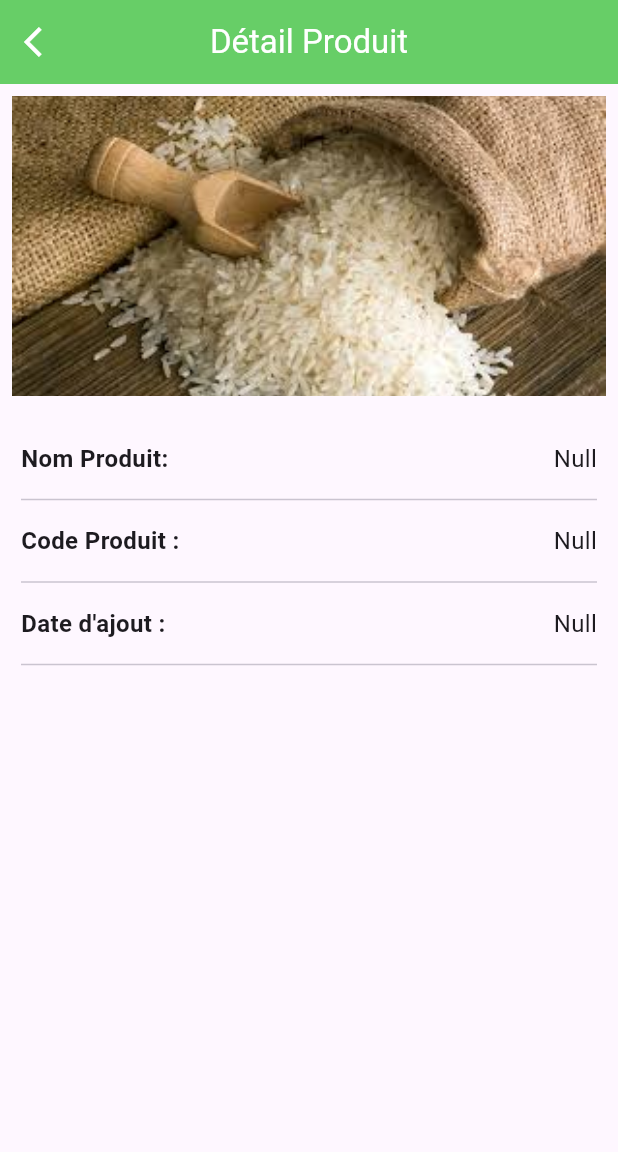
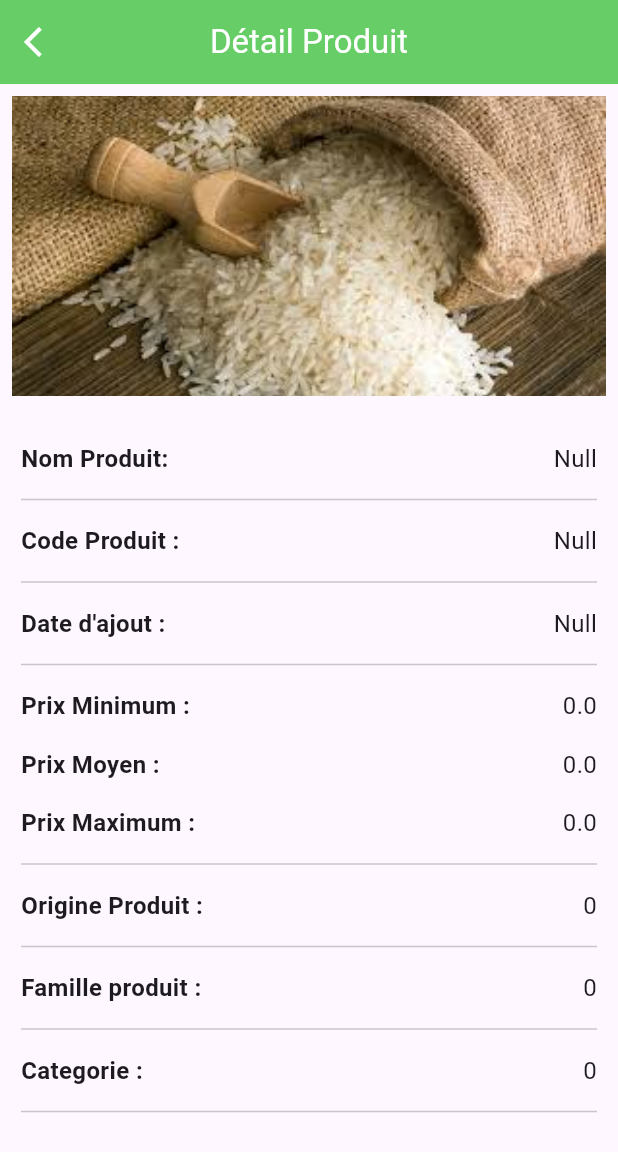
Before and after one commit to Moussa0082/simro_app, a Flutter app: the DetailProductScreen screen opened directly with empty values, on a phone screen of 412 x 824 dp. Shown: the top 1152 px of the screen. Run offline on Flutter 3.47's test engine with Material 3 defaults, Android fonts, the phone set to English and light mode, and no system bars; our stand-ins replace cached_network_image, carousel_slider, flutter_screenutil, get, image_picker, permission_handler and 2 more; missing offline and left inert: profile_photo, simple_loading_dialog; accounts and stored records are empty; network calls fail.

Commit message:
get product price and detail

```diff
--- /dev/null
+++ b/lib/models/Produit_Info.dart
@@ -0,0 +1,127 @@
+// ignore_for_file: public_member_api_docs, sort_constructors_first
+import 'dart:convert';
+
+
+class PrixInfo {
+    String? famille_produit;
+    String? code_produit;
+    String? produit;
+    String? image;
+    String? unite;
+    double? prix_moy;
+    double? prix_min;
+    double? prix_max;
+    int? nb_marche;
+    String? dernier_date;
+
+    PrixInfo({
+         this.famille_produit,
+         this.code_produit,
+         this.produit,
+         this.image,
+         this.unite,
+         this.prix_moy,
+         this.prix_min,
+         this.prix_max,
+         this.nb_marche,
+         this.dernier_date,
+    });
+
+
+
+  PrixInfo copyWith({
+    String? famille_produit,
+    String? code_produit,
+    String? produit,
+    String? image,
+    String? unite,
+    double? prix_moy,
+    double? prix_min,
+    double? prix_max,
+    int? nb_marche,
+    String? dernier_date,
+  }) {
+    return PrixInfo(
+      famille_produit: famille_produit ?? this.famille_produit,
+      code_produit: code_produit ?? this.code_produit,
+      produit: produit ?? this.produit,
+      image: image ?? this.image,
+      unite: unite ?? this.unite,
+      prix_moy: prix_moy ?? this.prix_moy,
+      prix_min: prix_min ?? this.prix_min,
+      prix_max: prix_max ?? this.prix_max,
+      nb_marche: nb_marche ?? this.nb_marche,
+      dernier_date: dernier_date ?? this.dernier_date,
+    );
+  }
+
+  Map<String, dynamic> toMap() {
+    return <String, dynamic>{
+      'famille_produit': famille_produit,
+      'code_produit': code_produit,
+      'produit': produit,
+      'image': image,
+      'unite': unite,
+      'prix_moy': prix_moy,
+      'prix_min': prix_min,
+      'prix_max': prix_max,
+      'nb_marche': nb_marche,
+      'dernier_date': dernier_date,
+    };
+  }
+
+  factory PrixInfo.fromMap(Map<String, dynamic> map) {
+    return PrixInfo(
+      famille_produit: map['famille_produit'] != null ? map['famille_produit'] as String : null,
+      code_produit: map['code_produit'] != null ? map['code_produit'] as String : null,
+      produit: map['produit'] != null ? map['produit'] as String : null,
+      image: map['image'] != null ? map['image'] as String : null,
+      unite: map['unite'] != null ? map['unite'] as String : null,
+      prix_moy: map['prix_moy'] != null ? map['prix_moy'] as double : null,
+      prix_min: map['prix_min'] != null ? map['prix_min'] as double : null,
+      prix_max: map['prix_max'] != null ? map['prix_max'] as double : null,
+      nb_marche: map['nb_marche'] != null ? map['nb_marche'] as int : null,
+      dernier_date: map['dernier_date'] != null ? map['dernier_date'] as String : null,
+    );
+  }
+
+  String toJson() => json.encode(toMap());
+
+  factory PrixInfo.fromJson(String source) => PrixInfo.fromMap(json.decode(source) as Map<String, dynamic>);
+
+  @override
+  String toString() {
+    return 'PrixInfo(famille_produit: $famille_produit, code_produit: $code_produit, produit: $produit, image: $image, unite: $unite, prix_moy: $prix_moy, prix_min: $prix_min, prix_max: $prix_max, nb_marche: $nb_marche, dernier_date: $dernier_date)';
+  }
+
+  @override
+  bool operator ==(covariant PrixInfo other) {
+    if (identical(this, other)) return true;
+
+    return
+      other.famille_produit == famille_produit &&
+      other.code_produit == code_produit &&
+      other.produit == produit &&
+      other.image == image &&
+      other.unite == unite &&
+      other.prix_moy == prix_moy &&
+      other.prix_min == prix_min &&
+      other.prix_max == prix_max &&
+      other.nb_marche == nb_marche &&
+      other.dernier_date == dernier_date;
+  }
+
+  @override
+  int get hashCode {
+    return famille_produit.hashCode ^
+      code_produit.hashCode ^
+      produit.hashCode ^
+      image.hashCode ^
+      unite.hashCode ^
+      prix_moy.hashCode ^
+      prix_min.hashCode ^
+      prix_max.hashCode ^
+      nb_marche.hashCode ^
+      dernier_date.hashCode;
+  }
+ }
--- /dev/null
+++ b/lib/models/Produit_With_Price.dart
@@ -0,0 +1,62 @@
+// ignore_for_file: public_member_api_docs, sort_constructors_first
+
+import 'dart:convert';
+
+import 'package:simro/models/Produit.dart';
+import 'package:simro/models/Produit_Info.dart';
+
+class ProduitAvecPrix {
+ Produit  produit;
+ PrixInfo prixInfo;
+
+  ProduitAvecPrix({
+   required this.produit,
+   required this.prixInfo,
+  });
+
+
+
+
+  ProduitAvecPrix copyWith({
+    Produit? produit,
+    PrixInfo? prixInfo,
+  }) {
+    return ProduitAvecPrix(
+      produit: produit ?? this.produit,
+      prixInfo: prixInfo ?? this.prixInfo,
+    );
+  }
+
+  Map<String, dynamic> toMap() {
+    return <String, dynamic>{
+      'produit': produit.toMap(),
+      'prixInfo': prixInfo.toMap(),
+    };
+  }
+
+  factory ProduitAvecPrix.fromMap(Map<String, dynamic> map) {
+    return ProduitAvecPrix(
+      produit: Produit.fromMap(map['produit'] as Map<String,dynamic>),
+      prixInfo: PrixInfo.fromMap(map['prixInfo'] as Map<String,dynamic>),
+    );
+  }
+
+  String toJson() => json.encode(toMap());
+
+  factory ProduitAvecPrix.fromJson(String source) => ProduitAvecPrix.fromMap(json.decode(source) as Map<String, dynamic>);
+
+  @override
+  String toString() => 'ProduitAvecPrix(produit: $produit, prixInfo: $prixInfo)';
+
+  @override
+  bool operator ==(covariant ProduitAvecPrix other) {
+    if (identical(this, other)) return true;
+
+    return
+      other.produit == produit &&
+      other.prixInfo == prixInfo;
+  }
+
+  @override
+  int get hashCode => produit.hashCode ^ prixInfo.hashCode;
+}
--- a/lib/screens/detail_product.dart
+++ b/lib/screens/detail_product.dart
@@ -1,10 +1,13 @@
 import 'package:flutter/material.dart';
 import 'package:simro/constant/constantes.dart';
 import 'package:simro/models/Produit.dart';
+import 'package:simro/models/Produit_Info.dart';
+import 'package:simro/models/Produit_With_Price.dart';
 
 class DetailProductScreen extends StatefulWidget {
-  Produit? produit;
-   DetailProductScreen({super.key,  this.produit});
+  ProduitAvecPrix? produit;
+  Produit? produits;
+   DetailProductScreen({super.key,  this.produit, this.produits});
 
   @override
   State<DetailProductScreen> createState() => _DetailProductScreenState();
@@ -38,13 +41,13 @@ class _DetailProductScreenState extends State<DetailProductScreen> {
           children: [
                           Padding(
                             padding: const EdgeInsets.all(8.0),
-                             child: widget.produit != null && widget.produit!.image != null &&
-                             widget.produit!.image!.isNotEmpty ?
+                             child: widget.produit != null && widget.produit!.produit.image != null &&
+                             widget.produit!.produit.image!.isNotEmpty ?
                             SizedBox(
                                     height: 200,
                                     width: double.infinity, // Occupe toute la largeur
                                     child: Image.network(
-                                      widget.produit!.image!,
+                                      widget.produit!.produit.image!,
                                       fit: BoxFit.cover, // Permet de s'assurer que l'image couvre tout en respectant le ratio
                                     ),
                                   ):
@@ -62,21 +65,23 @@ class _DetailProductScreenState extends State<DetailProductScreen> {
               child: Column(
                 crossAxisAlignment: CrossAxisAlignment.start,
                 children: [
-                  buildDetailRow("Nom Produit:", widget.produit!.nom_produit!),
-                  Divider(thickness: 1),
-                  buildDetailRow("Code Produit :" , widget.produit!.code_produit! ),
-                  Divider(thickness: 1),
-                  buildDetailRow("Date d'ajout :", widget.produit!.date_enregistrement!),
-                  // Divider(thickness: 1),
-                  // buildDetailRow("Etat :", widget.produit!.etat!),
-                  // Divider(thickness: 1),
-                  // buildDetailRow("Origine Produit :", widget.produit!.origine_produit!.toString()),
-                  // Divider(thickness: 1),
-                  // buildDetailRow("Famille produit :", widget.produit!.forme_produit!.toString()),
-                  Divider(thickness: 1),
-                  // buildDetailRow("Categorie :", widget.produit!.categorie_produit!.toString()),
-                  // Divider(thickness: 1),
-                  SizedBox(height: 20),
+                  buildDetailRow("Nom Produit:", widget.produit != null ? widget.produit!.produit.nom_produit! : widget.produits!.nom_produit! ?? "Inconnu"),
+                  const Divider(thickness: 1),
+                  buildDetailRow("Code Produit :" , widget.produit != null ? widget.produit!.produit.code_produit! : widget.produits!.code_produit! ?? "Inconnu"),
+                 const Divider(thickness: 1),
+                  buildDetailRow("Date d'ajout :", widget.produit != null ? widget.produit!.produit.date_enregistrement! : widget.produits!.date_enregistrement! ?? "Inconnu"),
+                 const Divider(thickness: 1),
+                  buildDetailRow("Prix Minimum :", widget.produit != null && widget.produit!.prixInfo.prix_min != null ? widget.produit!.prixInfo.prix_min.toString() : "0"),
+                  buildDetailRow("Prix Moyen :", widget.produit != null && widget.produit!.prixInfo.prix_moy != null ? widget.produit!.prixInfo.prix_moy.toString() : "0"),
+                  buildDetailRow("Prix Maximum :", widget.produit != null && widget.produit!.prixInfo.prix_max != null ? widget.produit!.prixInfo.prix_max.toString() : "0"),
+                 const Divider(thickness: 1),
+                  buildDetailRow("Origine Produit :", widget.produit != null && widget.produit!.produit.origine_produit != null ? widget.produit!.produit.origine_produit.toString() : widget.produits != null && widget.produits!.origine_produit != null ? widget.produits!.origine_produit.toString() : "Inconnu"),
+                const  Divider(thickness: 1),
+                  buildDetailRow("Famille produit :", widget.produit != null && widget.produit!.produit.famille_produit != null ? widget.produit!.produit.famille_produit.toString() : widget.produits != null && widget.produits!.famille_produit != null ? widget.produits!.famille_produit.toString() : "Inconnu"),
+                 const Divider(thickness: 1),
+                  buildDetailRow("Categorie :", widget.produit != null && widget.produit!.produit.categorie_produit != null ? widget.produit!.produit.categorie_produit.toString() : widget.produits != null && widget.produits!.categorie_produit != null ? widget.produits!.categorie_produit.toString() : "Inconnu"),
+                const  Divider(thickness: 1),
+                 const SizedBox(height: 20),
                   // Center(
                     // child: ElevatedButton(
                     //   onPressed: () {
--- a/lib/screens/products.dart
+++ b/lib/screens/products.dart
@@ -6,8 +6,11 @@ import 'package:get/get.dart';
 import 'package:simro/constant/constantes.dart';
 import 'package:simro/functions/functions.dart';
 import 'package:simro/models/Produit.dart';
+import 'package:simro/models/Produit_Info.dart';
+import 'package:simro/models/Produit_With_Price.dart';
 import 'package:simro/screens/add_product.dart';
 import 'package:simro/screens/detail_product.dart';
+import 'package:simro/services/Prix_Marche_Service.dart';
 import 'package:simro/services/Produit_Service.dart';
 import 'package:simro/widgets/shimmer_effect.dart';
 
@@ -21,8 +24,28 @@ class ProductsScreen extends StatefulWidget {
 class _ProductsScreenState extends State<ProductsScreen> {
 
  bool isLoading = true;
- List<Produit> produitList = [];
+  List<ProduitAvecPrix> produitList = [];
 
+  Future<void> loadData() async {
+  List<Produit> produits = await ProduitService().fetchProduit();
+  List<PrixInfo> prixProduits = await PrixMarcheService().fetchPrixInfo();
+
+  setState(() {
+    produitList = produits.map((produit) {
+      // Trouver les prix correspondants au produit
+      PrixInfo? prixAssocie = prixProduits.firstWhere(
+        (prix) => prix.produit == produit.nom_produit,
+        orElse: () => PrixInfo(prix_min: 0, prix_max: 0, prix_moy: 0),
+      );
+
+      // Retourne un ProduitAvecPrix
+      return ProduitAvecPrix(
+        produit: produit,
+        prixInfo: prixAssocie,
+      );
+    }).toList();
+  });
+}
 
 
   @override
@@ -30,14 +53,11 @@ class _ProductsScreenState extends State<ProductsScreen> {
     // TODO: implement initState
     super.initState();
       // Appel pour récupérer les produits au chargement de la page
-     ProduitService().fetchProduit().then((produits) {
-    setState(() {
-      produitList = produits;  // Assigner les produits récupérés à la liste locale
-      // Future.delayed(const Duration(seconds: 5), () {
-      isLoading = false;  // Désactiver le chargement
-// });
+    loadData().then((value) => {
+      setState(() {
+        isLoading = false;
+      })
     });
-  });
 
   }
 
@@ -214,7 +234,7 @@ class _ProductsScreenState extends State<ProductsScreen> {
     );
   }
 
-  Widget _buildProductCard(Produit produit) {
+  Widget _buildProductCard(ProduitAvecPrix produit) {
   return Card(
     // margin: EdgeInsets.all(2),
     elevation: 2.0,
@@ -228,9 +248,9 @@ class _ProductsScreenState extends State<ProductsScreen> {
         ClipRRect(
           borderRadius: BorderRadius.vertical(top: Radius.circular(8.0)),
           child:
-           produit.image != null && produit.image!.isNotEmpty
+           produit.produit.image != null && produit.produit.image!.isNotEmpty
               ? Image.network(
-                  produit.image!,
+                  produit.produit.image!,
                   height: 120,
                   width: double.infinity,
                   fit: BoxFit.cover,
@@ -248,7 +268,7 @@ class _ProductsScreenState extends State<ProductsScreen> {
             crossAxisAlignment: CrossAxisAlignment.start,
             children: [
               Text(
-                produit.nom_produit ?? "Non defini",
+                produit.produit.nom_produit ?? "Non defini",
                 style: TextStyle(
                   fontWeight: FontWeight.bold,
                   fontSize: 16, // Assurez-vous que la taille du texte est correcte
@@ -267,8 +287,15 @@ class _ProductsScreenState extends State<ProductsScreen> {
               maxLines: 1,
                 overflow: TextOverflow.ellipsis,
               ),
-              Text('Origine: Siguiri'),
-              SizedBox(height: 4),
+            Text(
+                "Origine  ${produit.produit.origine_produit != null ? produit.produit.origine_produit.toString()  : "Inconnu"}",
+                style: TextStyle(
+                  fontWeight: FontWeight.bold,
+                  fontSize: 16, // Assurez-vous que la taille du texte est correcte
+                ),
+                maxLines: 1, // Limiter à une ligne si nécessaire
+                overflow: TextOverflow.ellipsis, // Ajouter des points de suspension si le texte dépasse
+              ),
 
             ],
           ),
--- a/lib/screens/public_home.dart
+++ b/lib/screens/public_home.dart
@@ -5,6 +5,8 @@ import 'package:get/get.dart';
 import 'package:simro/constant/constantes.dart';
 import 'package:simro/models/Categorie_Produit.dart';
 import 'package:simro/models/Produit.dart';
+import 'package:simro/models/Produit_Info.dart';
+import 'package:simro/models/Produit_With_Price.dart';
 import 'package:simro/screens/detail_product.dart';
 import 'package:simro/screens/enquete_collecte.dart';
 import 'package:simro/screens/enquete_consommation.dart';
@@ -15,6 +17,7 @@ import 'package:simro/screens/prix_marche_consommation.dart';
 import 'package:simro/screens/prix_marche_grossiste.dart';
 import 'package:simro/screens/products.dart';
 import 'package:simro/services/Categorie_Produit_Service.dart';
+import 'package:simro/services/Prix_Marche_Service.dart';
 import 'package:simro/services/Produit_Service.dart';
 import 'package:simro/widgets/pin_code.dart';
 import 'package:simro/widgets/pin_code_login.dart';
@@ -36,28 +39,58 @@ class _PublicHomeScreenState extends State<PublicHomeScreen> {
   ];
   // int _currentIndex = 0;
    bool isLoading = true;
-    List<Produit> produitList = [];
+    // List<Produit> produitList = [];
       int? selectedCategoryIndex ;
      List<CategorieProduit> categorieList = [];
+
+  List<ProduitAvecPrix> produitList = [];
+
+ Future<void> loadData() async {
+  List<Produit> produits = await ProduitService().fetchProduit();
+  List<PrixInfo> prixProduits = await PrixMarcheService().fetchPrixInfo();
+
+  setState(() {
+    produitList = produits.map((produit) {
+      // Trouver les prix correspondants au produit
+      PrixInfo? prixAssocie = prixProduits.firstWhere(
+        (prix) => prix.produit == produit.nom_produit,
+        orElse: () => PrixInfo(prix_min: 0, prix_max: 0, prix_moy: 0),
+      );
+
+      // Retourne un ProduitAvecPrix
+      return ProduitAvecPrix(
+        produit: produit,
+        prixInfo: prixAssocie,
+      );
+    }).toList();
+  });
+}
 
 
 
 
-    Future<void> fetchProduit() async {
-    try {
-      final produits = await ProduitService().fetchProduit(); // Assurez-vous que cette méthode retourne bien une liste de produits
-      setState(() {
-        produitList = produits;
-        isLoading = false;
-      });
-    } catch (e) {
-      print('Erreur de récupération des produits : $e');
-    }
 
-  }
+  //   Future<void> fetchProduit() async {
+  //   try {
+  //     final produits = await ProduitService().fetchProduit(); // Assurez-vous que cette méthode retourne bien une liste de produits
+  //     setState(() {
+  //       produitList = produits;
+  //       isLoading = false;
+  //     });
+  //   } catch (e) {
+  //     print('Erreur de récupération des produits : $e');
+  //   }
+
+  // }
+
+
    @override
   void initState() {
-    fetchProduit();
+    loadData().then((value) => {
+      setState(() {
+        isLoading = false;
+      })
+    });
     CategorieProduitService().fetchCategorie().then((value) => {
   setState(() {
       categorieList = value;
@@ -158,14 +191,14 @@ class _PublicHomeScreenState extends State<PublicHomeScreen> {
         Get.to(DetailProductScreen(produit: produit,), transition: Transition.downToUp, duration: const Duration(seconds: 1));
       },
       child: buildPriceCard(
-        produit.nom_produit ?? 'Nom Indisponible',  // Vérification du nom produit
+        produit.produit.nom_produit ?? 'Nom Indisponible',  // Vérification du nom produit
         // "packagingType",   // Vérification du type de packaging
-        produit.image?.isNotEmpty == true ? produit.image! : '',  // Vérification de l'image
-        150,  // Prix statiques
-        215,  // Prix statiques
-        350,  // Prix statiques
-        produit.date_enregistrement ?? 'Date inconnue',  // Vérification de la date
-        6,  // Nombre de marchés statiques
+        produit.produit.image?.isNotEmpty == true ? produit.produit.image! : '',  // Vérification de l'image
+        produit.prixInfo.prix_min!.toInt(),  // Prix statiques
+        produit.prixInfo.prix_moy!.toInt(),  // Prix statiques
+        produit.prixInfo.prix_max!.toInt(),  // Prix statiques
+        produit.prixInfo.dernier_date ?? 'Date inconnue',  // Vérification de la date
+        produit.prixInfo.nb_marche ?? 0,  // Nombre de marchés statiques
       ),
     );
   },
@@ -194,7 +227,7 @@ class _PublicHomeScreenState extends State<PublicHomeScreen> {
         borderRadius: BorderRadius.circular(10.0),
       ),
       child: Padding(
-        padding: const EdgeInsets.all(12.0),
+        padding: const EdgeInsets.all(8.0),
         child: Column(
           children: [
             Row(
```
Also changed, not shown: lib/models/Grossiste.dart (+122 -3 lines), lib/services/Prix_Marche_Service.dart (added, +41 -0 lines).
